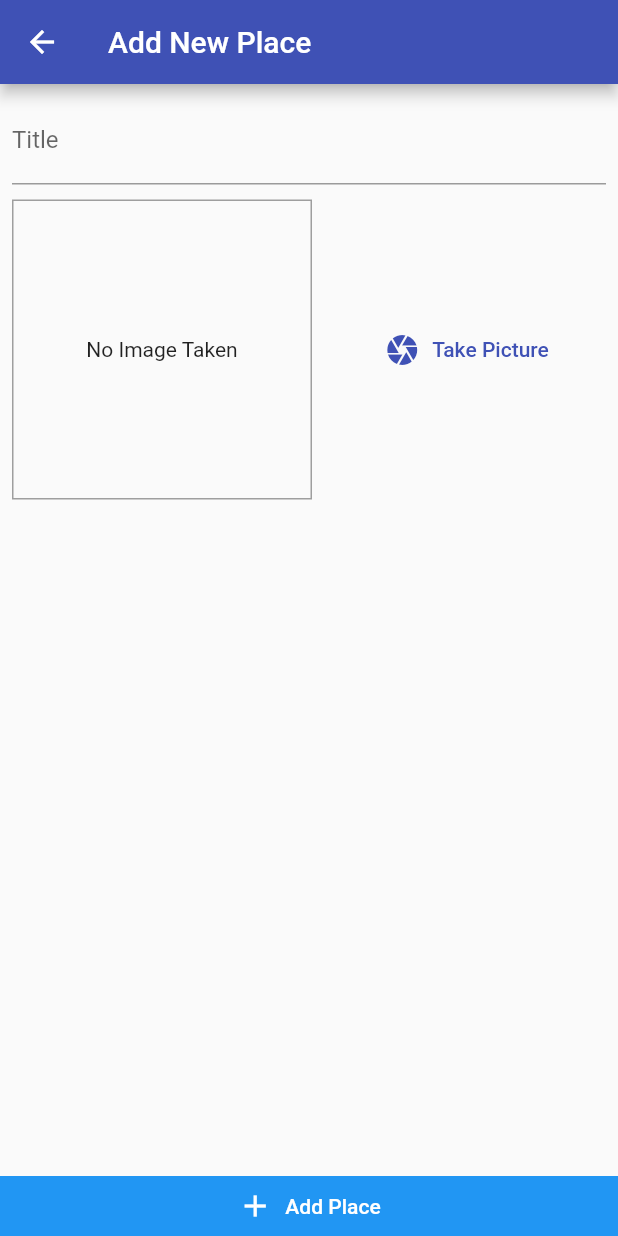
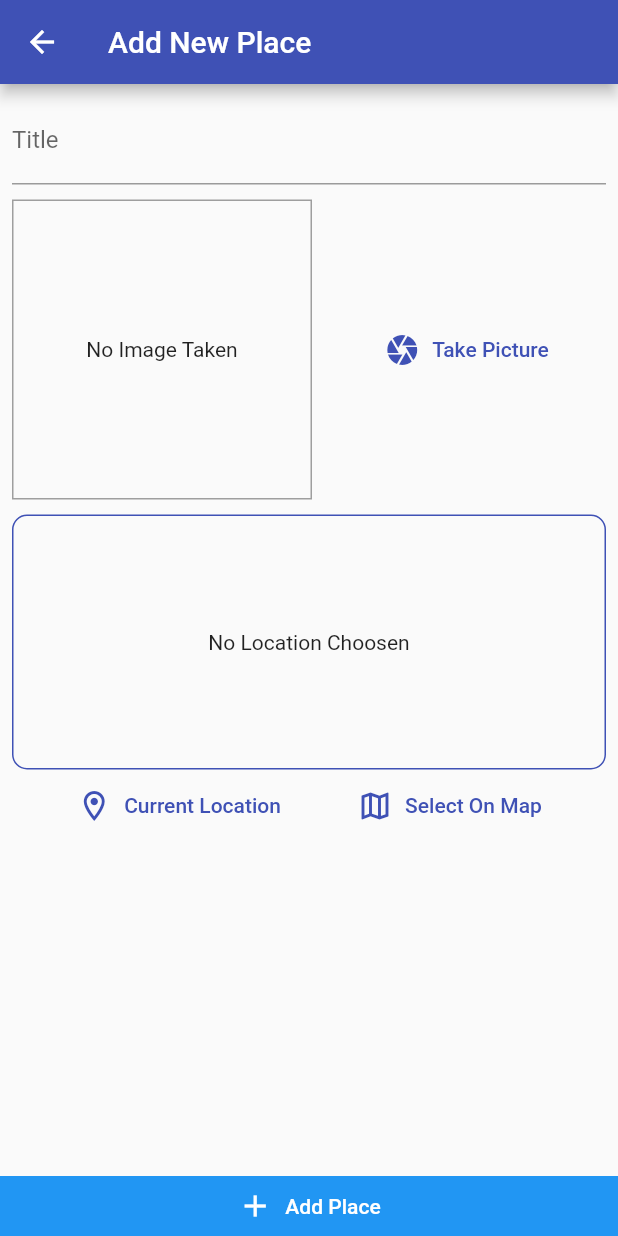
Before and after one commit to Aditya7feb/greatplacesapp, a Flutter app: the AddPlaces screen opened by its route, on a phone screen of 412 x 824 dp. Run offline on Flutter 3.47's test engine with Material 2 defaults, Android fonts, the phone set to English and light mode, and no system bars; our stand-ins replace image_picker, location, sqflite; accounts and stored records are empty.

Commit message:
UserLocation Started

```diff
--- a/lib/screens/add_place_screen.dart
+++ b/lib/screens/add_place_screen.dart
@@ -2,6 +2,7 @@ import 'dart:io';
 
 import 'package:flutter/material.dart';
 import 'package:greatplacesapp/providers/great_places.dart';
+import 'package:greatplacesapp/widgets/location_input.dart';
 import 'package:provider/provider.dart';
 import 'package:greatplacesapp/widgets/image_input.dart';
 
@@ -54,6 +55,10 @@ class _AddPlacesState extends State<AddPlaces> {
                         height: 10,
                       ),
                       ImageInput(_selectImage),
+                      SizedBox(
+                        height: 10,
+                      ),
+                      LocationInput(),
                     ],
                   ),
                 ),
--- a/lib/widgets/image_input.dart
+++ b/lib/widgets/image_input.dart
@@ -18,7 +18,7 @@ class _ImageInputState extends State<ImageInput> {
   Future<void> _takePicture() async {
     final picker = ImagePicker();
     final imageFile = await picker.getImage(
-      source: ImageSource.gallery,
+      source: ImageSource.camera,
       maxWidth: 600,
     );
     if (imageFile == null) {
--- /dev/null
+++ b/lib/widgets/location_input.dart
@@ -0,0 +1,75 @@
+import 'package:flutter/material.dart';
+import 'package:location/location.dart';
+
+class LocationInput extends StatefulWidget {
+  const LocationInput({Key key}) : super(key: key);
+
+  @override
+  _LocationInputState createState() => _LocationInputState();
+}
+
+class _LocationInputState extends State<LocationInput> {
+  String _previewImageUrl;
+
+  Future<void> _getCurrentUserLocation() async {
+    print("Hello");
+    final locData = await Location().getLocation();
+    print(locData.latitude);
+    print(locData.longitude);
+  }
+
+  @override
+  Widget build(BuildContext context) {
+    return Column(
+      children: [
+        Container(
+          decoration: BoxDecoration(
+            border: Border.all(color: Theme.of(context).primaryColor),
+            borderRadius: BorderRadius.circular(10),
+          ),
+          height: 170,
+          width: double.infinity,
+          alignment: Alignment.center,
+          child: _previewImageUrl == null
+              ? Text(
+                  "No Location Choosen",
+                  textAlign: TextAlign.center,
+                )
+              : Image.network(
+                  _previewImageUrl,
+                  fit: BoxFit.cover,
+                  width: double.infinity,
+                ),
+        ),
+        Row(
+          mainAxisAlignment: MainAxisAlignment.spaceEvenly,
+          children: [
+            TextButton.icon(
+              onPressed: () => _getCurrentUserLocation(),
+              icon: Icon(Icons.location_on_outlined),
+              label: Text(
+                "Current Location",
+                style: TextStyle(color: Theme.of(context).primaryColor),
+              ),
+              style: TextButton.styleFrom(
+                shape: BeveledRectangleBorder(
+                  borderRadius: BorderRadius.circular(10),
+                ),
+                tapTargetSize: MaterialTapTargetSize.shrinkWrap,
+              ),
+            ),
+            TextButton.icon(
+                onPressed: () {
+                  print("Helw");
+                },
+                icon: Icon(Icons.map_outlined),
+                label: Text(
+                  "Select On Map",
+                  style: TextStyle(color: Theme.of(context).primaryColor),
+                ))
+          ],
+        )
+      ],
+    );
+  }
+}
--- a/pubspec.yaml
+++ b/pubspec.yaml
@@ -29,10 +29,11 @@ dependencies:
   # The following adds the Cupertino Icons font to your application.
   # Use with the CupertinoIcons class for iOS style icons.
   cupertino_icons: ^1.0.2
-  image_picker: ^0.6.7
+  image_picker: ^0.8.0+3
   path_provider: ^1.1.0
   path: ^1.6.2
   sqflite: ^2.0.0+3
+  location: ^4.3.0
 
 dev_dependencies:
   flutter_test:
```
Also changed, not shown: pubspec.lock, 4 other files.
